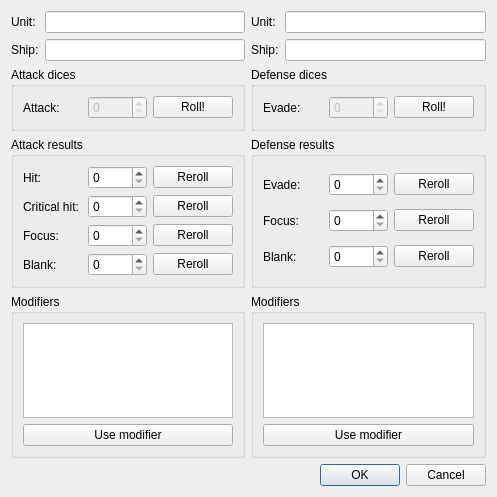
mauriciodev/mywing, file Qt/attack.ui: the form before one commit.
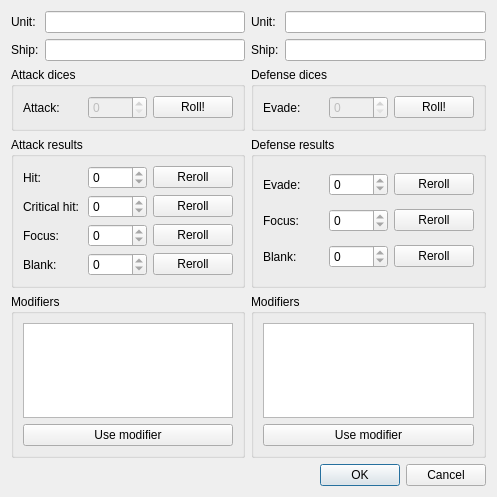
The form after the commit.

Commit message: Rerolls and attack sequence improvements.

The edit to the form file:
```diff
--- a/Qt/attack.ui
+++ b/Qt/attack.ui
@@ -144,7 +144,14 @@
        </widget>
       </item>
       <item row="0" column="1">
-       <widget class="QSpinBox" name="hitSpinBox"/>
+       <widget class="QSpinBox" name="hitSpinBox">
+        <property name="enabled">
+         <bool>true</bool>
+        </property>
+        <property name="readOnly">
+         <bool>true</bool>
+        </property>
+       </widget>
       </item>
       <item row="0" column="2">
        <widget class="QPushButton" name="pushButton_5">
@@ -161,7 +168,14 @@
        </widget>
       </item>
       <item row="1" column="1">
-       <widget class="QSpinBox" name="criticalSpinBox"/>
+       <widget class="QSpinBox" name="criticalSpinBox">
+        <property name="enabled">
+         <bool>true</bool>
+        </property>
+        <property name="readOnly">
+         <bool>true</bool>
+        </property>
+       </widget>
       </item>
       <item row="1" column="2">
        <widget class="QPushButton" name="pushButton_6">
@@ -178,7 +192,14 @@
        </widget>
       </item>
       <item row="2" column="1">
-       <widget class="QSpinBox" name="focusAttackSpinBox"/>
+       <widget class="QSpinBox" name="focusAttackSpinBox">
+        <property name="enabled">
+         <bool>true</bool>
+        </property>
+        <property name="readOnly">
+         <bool>true</bool>
+        </property>
+       </widget>
       </item>
       <item row="2" column="2">
        <widget class="QPushButton" name="pushButton_7">
@@ -195,7 +216,14 @@
        </widget>
       </item>
       <item row="3" column="1">
-       <widget class="QSpinBox" name="blankAttackSpinBox"/>
+       <widget class="QSpinBox" name="blankAttackSpinBox">
+        <property name="enabled">
+         <bool>true</bool>
+        </property>
+        <property name="readOnly">
+         <bool>true</bool>
+        </property>
+       </widget>
       </item>
       <item row="3" column="2">
        <widget class="QPushButton" name="pushButton_8">
@@ -214,7 +242,14 @@
      </property>
      <layout class="QGridLayout" name="gridLayout_8">
       <item row="1" column="1">
-       <widget class="QSpinBox" name="focusDefenseSpinBox"/>
+       <widget class="QSpinBox" name="focusDefenseSpinBox">
+        <property name="enabled">
+         <bool>true</bool>
+        </property>
+        <property name="readOnly">
+         <bool>true</bool>
+        </property>
+       </widget>
       </item>
       <item row="0" column="0">
        <widget class="QLabel" name="label_7">
@@ -224,7 +259,14 @@
        </widget>
       </item>
       <item row="0" column="1">
-       <widget class="QSpinBox" name="evadeDefenseSpinBox"/>
+       <widget class="QSpinBox" name="evadeDefenseSpinBox">
+        <property name="enabled">
+         <bool>true</bool>
+        </property>
+        <property name="readOnly">
+         <bool>true</bool>
+        </property>
+       </widget>
       </item>
       <item row="0" column="2">
        <widget class="QPushButton" name="pushButton_9">
@@ -255,7 +297,14 @@
        </widget>
       </item>
       <item row="2" column="1">
-       <widget class="QSpinBox" name="blankDefenseSpinBox"/>
+       <widget class="QSpinBox" name="blankDefenseSpinBox">
+        <property name="enabled">
+         <bool>true</bool>
+        </property>
+        <property name="readOnly">
+         <bool>true</bool>
+        </property>
+       </widget>
       </item>
       <item row="2" column="2">
        <widget class="QPushButton" name="pushButton_12">
```
Left out of the diff: 366 changed lines with no effect on the pictures. The commit also changes 6 other files.
